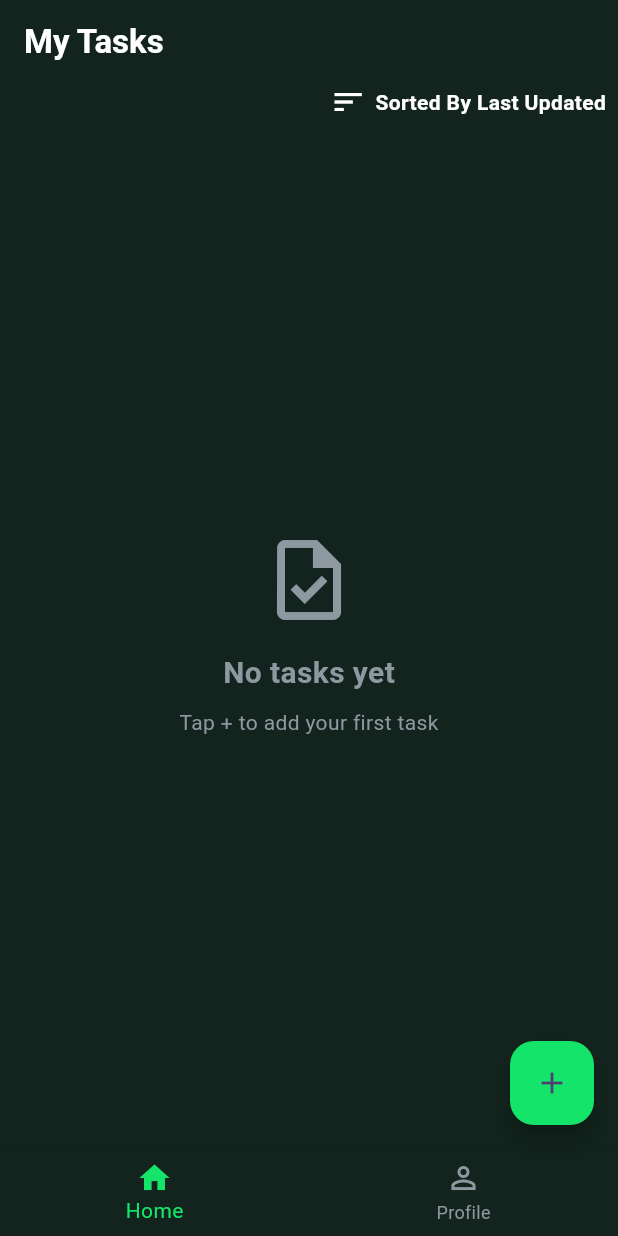
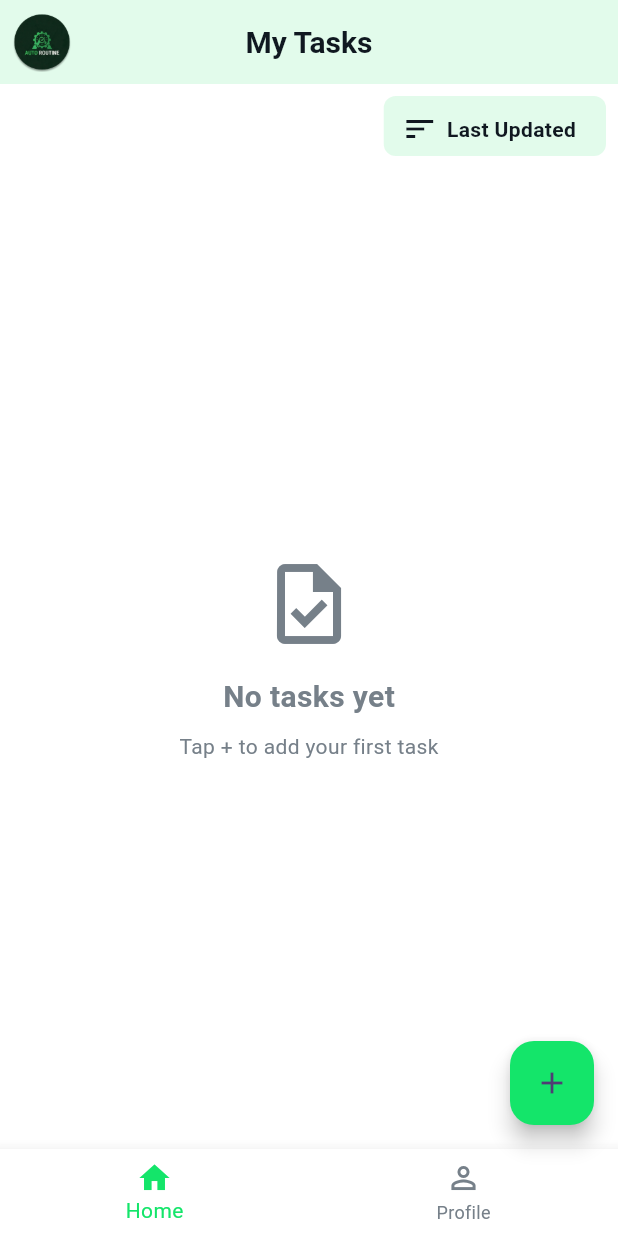
Before and after one commit to IzenAbbas/auto_routine, a Flutter app: the HomePage screen opened directly, on a phone screen of 412 x 824 dp. Run offline on Flutter 3.47's test engine with Material 3 defaults, Android fonts, the phone set to English and light mode, and no system bars; our stand-ins replace cloud_firestore, firebase_auth, firebase_core, font_awesome_flutter, google_sign_in; accounts and stored records are empty.

Commit message:
Add logo image asset and update theme notifier to light mode

```diff
--- a/lib/colors.dart
+++ b/lib/colors.dart
@@ -1,6 +1,6 @@
 import 'package:flutter/material.dart';
 
-final ValueNotifier<bool> themeNotifier = ValueNotifier<bool>(false);
+final ValueNotifier<bool> themeNotifier = ValueNotifier<bool>(true);
 bool get isLight => themeNotifier.value;
 set isLight(bool value) => themeNotifier.value = value;
 
--- a/lib/screens/home.dart
+++ b/lib/screens/home.dart
@@ -204,7 +204,9 @@ class _HomeBodyState extends State<_HomeBody> {
     return Scaffold(
       backgroundColor: widget.isLight ? appBackground[0] : appBackground[1],
       appBar: AppBar(
-        backgroundColor: widget.isLight ? appBackground[0] : appBackground[1],
+        backgroundColor: widget.isLight
+            ? secondaryAccent[0]
+            : secondaryAccent[1],
         leading: _isSelecting
             ? IconButton(
                 icon: Icon(
@@ -214,14 +216,57 @@ class _HomeBodyState extends State<_HomeBody> {
                 onPressed: _clearSelection,
                 tooltip: 'Cancel selection',
               )
-            : null,
-        title: Text(
-          _isSelecting ? '${_selectedIds.length} selected' : 'My Tasks',
+            : Padding(
+                padding: const EdgeInsets.all(8.0),
+                child: Image.asset('assets/images/logo.png'),
+              ),
+        title: _isSelecting
+            ? Text(
+                '${_selectedIds.length} selected',
                 style: TextStyle(
                   fontWeight: FontWeight.bold,
                   color: widget.isLight ? primaryText[0] : primaryText[1],
                 ),
+              )
+            : Container(
+                padding: const EdgeInsets.symmetric(
+                  horizontal: 12,
+                  vertical: 6,
                 ),
+                decoration: BoxDecoration(
+                  color: widget.isLight
+                      ? secondaryAccent[0]
+                      : secondaryAccent[1],
+                  borderRadius: BorderRadius.circular(8),
+                ),
+                child: RichText(
+                  text: TextSpan(
+                    style: const TextStyle(
+                      fontWeight: FontWeight.bold,
+                      fontSize: 20,
+                    ),
+                    children: [
+                      TextSpan(
+                        text: 'My ',
+                        style: TextStyle(
+                          color: widget.isLight
+                              ? primaryText[0]
+                              : primaryText[1],
+                        ),
+                      ),
+                      TextSpan(
+                        text: 'Tasks',
+                        style: TextStyle(
+                          color: widget.isLight
+                              ? primaryText[0]
+                              : primaryText[1],
+                        ),
+                      ),
+                    ],
+                  ),
+                ),
+              ),
+        centerTitle: true,
       ),
       body: Column(
         crossAxisAlignment: CrossAxisAlignment.end,
@@ -266,9 +311,11 @@ class _HomeBodyState extends State<_HomeBody> {
               ],
             ),
           if (!_isSelecting)
-            PopupMenuButton<SortOption>(
+            Padding(
+              padding: const EdgeInsets.all(8.0),
+              child: PopupMenuButton<SortOption>(
                 tooltip: 'Sort by',
-              color: widget.isLight ? appBackground[0] : appBackground[1],
+                color: widget.isLight ? secondaryAccent[0] : secondaryAccent[1],
                 onSelected: (value) {
                   setState(() => _sortBy = value);
                 },
@@ -278,7 +325,11 @@ class _HomeBodyState extends State<_HomeBody> {
                     child: Row(
                       children: [
                         if (_sortBy == option)
-                        const Icon(Icons.check, color: primaryAccent, size: 18)
+                          const Icon(
+                            Icons.check,
+                            color: primaryAccent,
+                            size: 18,
+                          )
                         else
                           const SizedBox(width: 18),
                         const SizedBox(width: 8),
@@ -286,8 +337,8 @@ class _HomeBodyState extends State<_HomeBody> {
                           option.label,
                           style: TextStyle(
                             color: widget.isLight
-                              ? primaryText[0]
-                              : primaryText[1],
+                                ? primaryText[1]
+                                : primaryText[0],
                             fontWeight: _sortBy == option
                                 ? FontWeight.w600
                                 : FontWeight.normal,
@@ -297,6 +348,19 @@ class _HomeBodyState extends State<_HomeBody> {
                     ),
                   );
                 }).toList(),
+                child: Container(
+                  padding: const EdgeInsets.only(
+                    left: 12,
+                    right: 12,
+                    top: 10,
+                    bottom: 6,
+                  ),
+                  decoration: BoxDecoration(
+                    color: widget.isLight
+                        ? secondaryAccent[0]
+                        : secondaryAccent[1],
+                    borderRadius: BorderRadius.circular(8),
+                  ),
                   child: Row(
                     mainAxisSize: MainAxisSize.min,
                     children: [
@@ -306,15 +370,19 @@ class _HomeBodyState extends State<_HomeBody> {
                       ),
                       const SizedBox(width: 6),
                       Text(
-                    'Sorted By ${_sortBy.label}',
+                        _sortBy.label,
                         style: TextStyle(
                           fontSize: 14,
                           fontWeight: FontWeight.w600,
-                      color: widget.isLight ? primaryText[0] : primaryText[1],
+                          color: widget.isLight
+                              ? primaryText[0]
+                              : primaryText[1],
                         ),
                       ),
                       const SizedBox(width: 8),
                     ],
+                  ),
+                ),
               ),
             ),
           Expanded(
--- a/pubspec.yaml
+++ b/pubspec.yaml
@@ -66,7 +66,7 @@ flutter:
 
   # To add assets to your application, add an assets section, like this:
   assets:
-  #   - images/a_dot_ham.jpeg
+    - assets/images/
 
   # An image asset can refer to one or more resolution-specific "variants", see
   # https://flutter.dev/to/resolution-aware-images
```
Also changed, not shown: assets/images/logo.png (added). Lines whose indentation alone changed are shown as unchanged.
